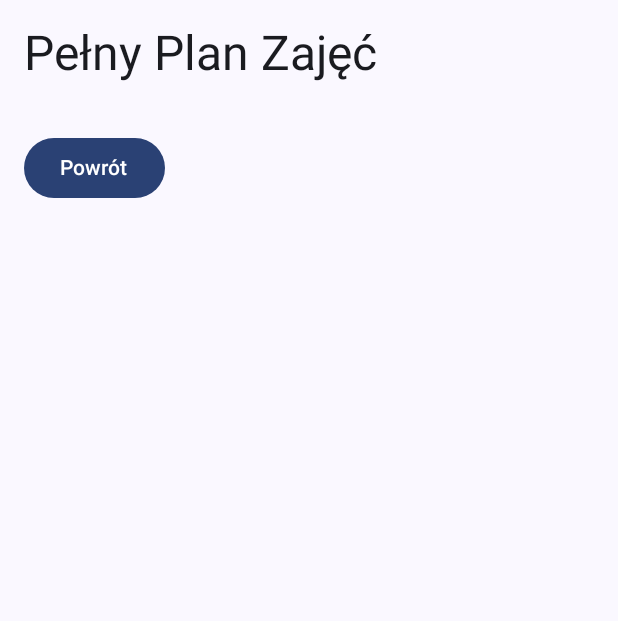
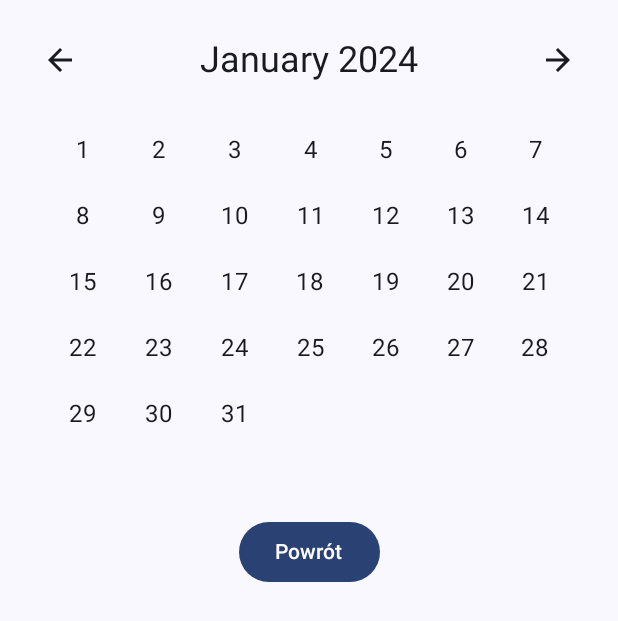
Before and after one commit to Walu064/WCY-e-dziekanat-app, an Android app built with Jetpack Compose: the fullScheduleFragment screen opened through its navigation route, on a phone screen of 412 x 824 dp. Shown: the top 621 px of the screen. Run offline under Robolectric (Android 15) with nearby library versions, the phone set to English and light mode, and no system bars.

Commit message:
Implementacja kalendarza umożliwiającego wyświetlenie planu zajęć na konkretny dzień.

```diff
--- a/app/src/main/java/com/example/wcy_e_dziekanat_app/DashboardActivity.kt
+++ b/app/src/main/java/com/example/wcy_e_dziekanat_app/DashboardActivity.kt
@@ -5,18 +5,48 @@ import android.util.Log
 import androidx.activity.ComponentActivity
 import androidx.activity.compose.setContent
 import androidx.compose.foundation.Image
+import androidx.compose.foundation.background
 import androidx.compose.foundation.clickable
-import androidx.compose.foundation.layout.*
+import androidx.compose.foundation.layout.Arrangement
+import androidx.compose.foundation.layout.Box
+import androidx.compose.foundation.layout.Column
+import androidx.compose.foundation.layout.PaddingValues
+import androidx.compose.foundation.layout.Row
+import androidx.compose.foundation.layout.Spacer
+import androidx.compose.foundation.layout.fillMaxSize
+import androidx.compose.foundation.layout.fillMaxWidth
+import androidx.compose.foundation.layout.height
+import androidx.compose.foundation.layout.padding
+import androidx.compose.foundation.layout.size
+import androidx.compose.foundation.lazy.grid.GridCells
+import androidx.compose.foundation.lazy.grid.LazyVerticalGrid
+import androidx.compose.foundation.lazy.grid.items
 import androidx.compose.material.icons.Icons
+import androidx.compose.material.icons.filled.ArrowBack
+import androidx.compose.material.icons.filled.ArrowForward
 import androidx.compose.material.icons.filled.DateRange
 import androidx.compose.material.icons.filled.ExitToApp
 import androidx.compose.material.icons.filled.List
 import androidx.compose.material.icons.filled.Menu
 import androidx.compose.material.icons.filled.Person
-import androidx.compose.material3.*
-import androidx.compose.runtime.*
+import androidx.compose.material3.AlertDialog
+import androidx.compose.material3.Button
+import androidx.compose.material3.Card
+import androidx.compose.material3.CardDefaults
+import androidx.compose.material3.DropdownMenu
+import androidx.compose.material3.DropdownMenuItem
+import androidx.compose.material3.Icon
+import androidx.compose.material3.IconButton
+import androidx.compose.material3.MaterialTheme
+import androidx.compose.material3.Surface
+import androidx.compose.material3.Text
+import androidx.compose.runtime.Composable
+import androidx.compose.runtime.MutableState
+import androidx.compose.runtime.mutableStateOf
+import androidx.compose.runtime.remember
 import androidx.compose.ui.Alignment
 import androidx.compose.ui.Modifier
+import androidx.compose.ui.graphics.Color
 import androidx.compose.ui.graphics.painter.Painter
 import androidx.compose.ui.res.painterResource
 import androidx.compose.ui.text.font.FontWeight
@@ -38,7 +68,9 @@ import retrofit2.Retrofit
 import retrofit2.converter.gson.GsonConverterFactory
 import java.time.LocalDate
 import java.time.LocalDateTime
+import java.time.YearMonth
 import java.time.format.DateTimeFormatter
+import java.util.Locale
 
 class DashboardActivity : ComponentActivity() {
     override fun onCreate(savedInstanceState: Bundle?) {
@@ -376,23 +408,99 @@ fun MyProfileFragment(navController: NavController) {
         }
     }
 }
-
 @Composable
 fun FullScheduleFragment(navController: NavController) {
+    val selectedDate = remember { mutableStateOf<LocalDate?>(null) }
+    val currentMonthYear = remember { mutableStateOf(YearMonth.now()) }
+
     Column(
         modifier = Modifier
             .fillMaxSize()
-            .padding(16.dp)
+            .padding(16.dp),
+        horizontalAlignment = Alignment.CenterHorizontally
     ) {
-        Text("Pełny Plan Zajęć", style = MaterialTheme.typography.headlineLarge)
+        CalendarHeader(currentMonthYear)
+        CalendarView(currentMonthYear, selectedDate)
+
         Spacer(modifier = Modifier.height(16.dp))
 
+        selectedDate.value?.let {
+            Text("Wybrana data: ${it.format(DateTimeFormatter.ofPattern("dd-MM-yyyy"))}")
+        }
+
         Spacer(modifier = Modifier.height(16.dp))
+
         Button(onClick = { navController.popBackStack() }) {
             Text("Powrót")
         }
     }
 }
+
+@Composable
+fun CalendarHeader(currentMonthYear: MutableState<YearMonth>) {
+    Row(
+        modifier = Modifier.fillMaxWidth(),
+        horizontalArrangement = Arrangement.SpaceBetween,
+        verticalAlignment = Alignment.CenterVertically
+    ) {
+        IconButton(onClick = {
+            currentMonthYear.value = currentMonthYear.value.minusMonths(1)
+        }) {
+            Icon(Icons.Default.ArrowBack, contentDescription = "Poprzedni miesiąc")
+        }
+        Text(
+            text = "${currentMonthYear.value.month.name.lowercase(Locale.ROOT)
+                .replaceFirstChar { if (it.isLowerCase()) it.titlecase(Locale.ROOT) else it.toString() }} ${currentMonthYear.value.year}",
+            style = MaterialTheme.typography.headlineSmall
+        )
+        IconButton(onClick = {
+            currentMonthYear.value = currentMonthYear.value.plusMonths(1)
+        }) {
+            Icon(Icons.Default.ArrowForward, contentDescription = "Następny miesiąc")
+        }
+    }
+}
+
+@Composable
+fun CalendarView(currentMonthYear: MutableState<YearMonth>, selectedDate: MutableState<LocalDate?>) {
+    val currentMonth = currentMonthYear.value
+    val daysInMonth = currentMonth.lengthOfMonth()
+    val firstOfMonth = currentMonth.atDay(1)
+    val daysOffset = firstOfMonth.dayOfWeek.value - 1
+    val days = (1..daysInMonth).map { day ->
+        currentMonth.atDay(day)
+    }
+
+    LazyVerticalGrid(
+        columns = GridCells.Fixed(7),
+        contentPadding = PaddingValues(16.dp),
+        horizontalArrangement = Arrangement.spacedBy(4.dp),
+        verticalArrangement = Arrangement.spacedBy(4.dp)
+    ) {
+        items(daysOffset) {
+            Spacer(modifier = Modifier.size(40.dp))
+        }
+        items(days) { day ->
+            DayView(day = day, selectedDate = selectedDate)
+        }
+    }
+}
+
+@Composable
+fun DayView(day: LocalDate, selectedDate: MutableState<LocalDate?>) {
+    Box(
+        modifier = Modifier
+            .size(40.dp)
+            .background(if (selectedDate.value == day) Color.Gray else Color.Transparent)
+            .clickable {
+                selectedDate.value = day
+            },
+        contentAlignment = Alignment.Center
+    ) {
+        Text(text = day.dayOfMonth.toString())
+    }
+}
+
 
 @Composable
 fun DeanGroupFragment(navController: NavController) {
```
